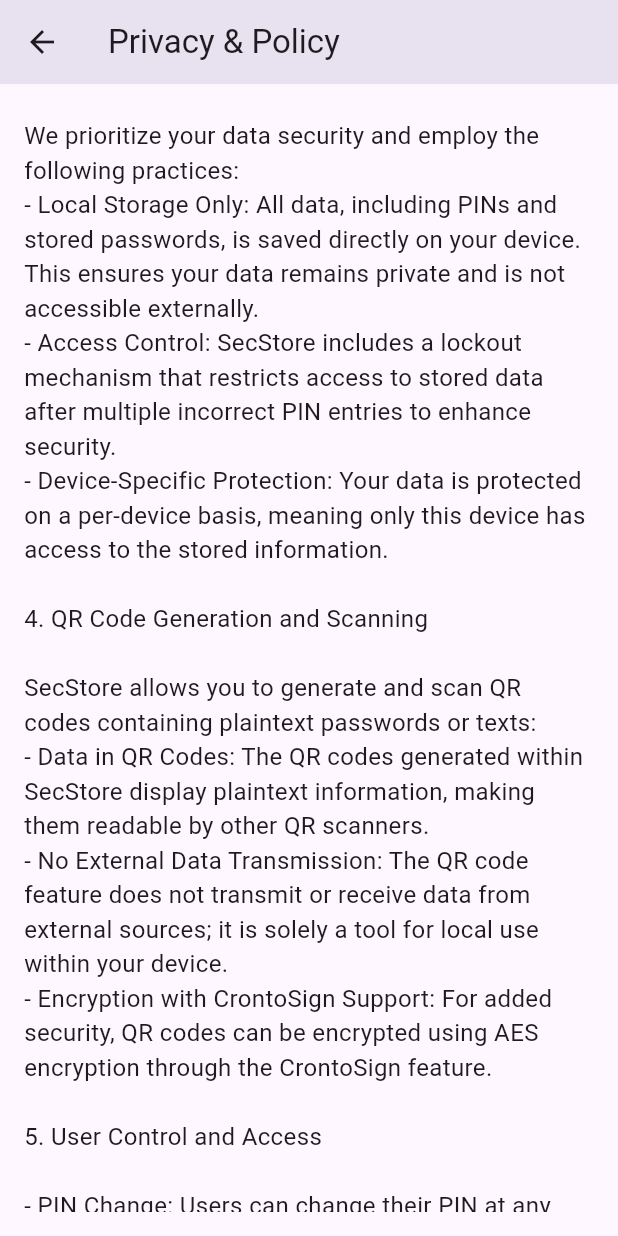
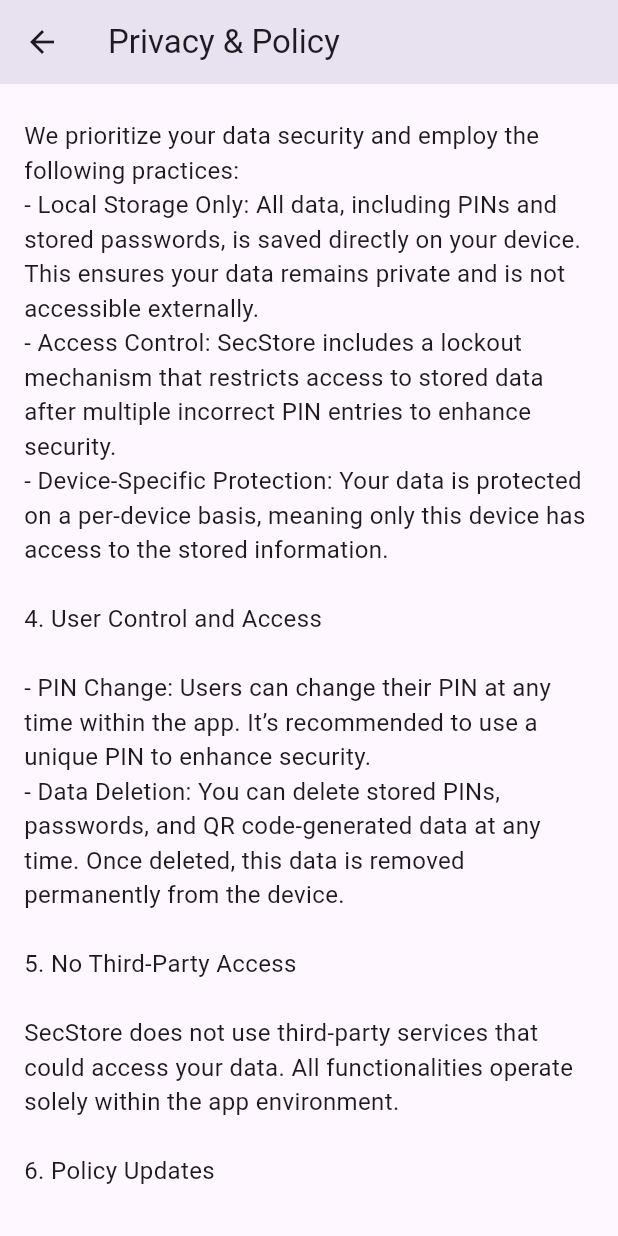
Before and after one commit to frswtf/secstore, a Flutter app: the PrivacyPolicyScreen screen opened directly, scrolled down 576 dp, on a phone screen of 412 x 824 dp. Run offline on Flutter 3.47's test engine with Material 3 defaults, Android fonts, the phone set to English and light mode, and no system bars; our stand-ins replace shared_preferences; accounts and stored records are empty.

Commit message:
some changes

```diff
--- a/lib/privacy_policy.dart
+++ b/lib/privacy_policy.dart
@@ -44,27 +44,19 @@ class PrivacyPolicyScreen extends StatelessWidget {
                 style: TextStyle(fontSize: 16),
               ),
               Text(
-                "4. QR Code Generation and Scanning\n\n"
-                "SecStore allows you to generate and scan QR codes containing plaintext passwords or texts:\n"
-                "- Data in QR Codes: The QR codes generated within SecStore display plaintext information, making them readable by other QR scanners.\n"
-                "- No External Data Transmission: The QR code feature does not transmit or receive data from external sources; it is solely a tool for local use within your device.\n"
-                "- Encryption with CrontoSign Support: For added security, QR codes can be encrypted using AES encryption through the CrontoSign feature.\n",
-                style: TextStyle(fontSize: 16),
-              ),
-              Text(
-                "5. User Control and Access\n\n"
+                "4. User Control and Access\n\n"
                 "- PIN Change: Users can change their PIN at any time within the app. "
                 "It’s recommended to use a unique PIN to enhance security.\n"
                 "- Data Deletion: You can delete stored PINs, passwords, and QR code-generated data at any time. Once deleted, this data is removed permanently from the device.\n",
                 style: TextStyle(fontSize: 16),
               ),
               Text(
-                "6. No Third-Party Access\n\n"
+                "5. No Third-Party Access\n\n"
                 "SecStore does not use third-party services that could access your data. All functionalities operate solely within the app environment.\n",
                 style: TextStyle(fontSize: 16),
               ),
               Text(
-                "7. Policy Updates\n\n"
+                "6. Policy Updates\n\n"
                 "SecStore may update this Privacy & Policy as necessary to reflect changes in app functionality or legal requirements. "
                 "We encourage you to review this policy periodically to stay informed about our data practices.\n",
                 style: TextStyle(fontSize: 16),
```
Also changed, not shown: lib/decrypt.dart (deleted, +0 -80 lines), lib/encrypt.dart (deleted, +0 -67 lines), lib/crontosign_support.dart (deleted), lib/qr_code_support.dart (deleted).
